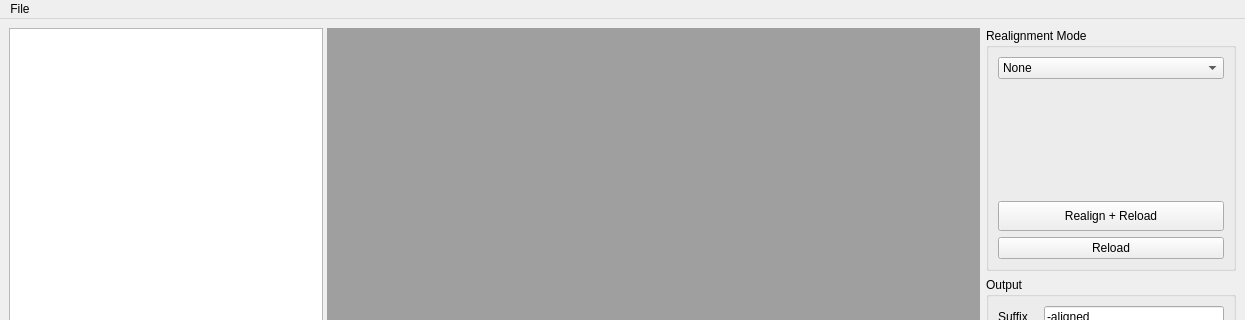
Before: the Qt Designer form Source/flim-ui/RealignmentStudio.ui in flimfit/Galene, drawn with Qt 5; both pictures show x 0 to 1245 and y 0 to 320 of the 1245 by 743 pixel window.
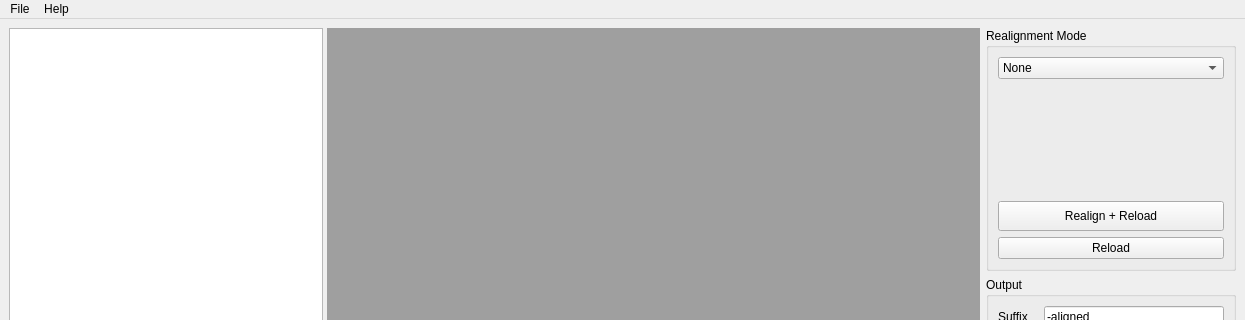
After: the same form once the commit is applied. Custom widgets are drawn as their Qt base class.

Commit message: Add help menu item

```diff
--- a/Source/flim-ui/RealignmentStudio.ui
+++ b/Source/flim-ui/RealignmentStudio.ui
@@ -590,7 +590,7 @@
      <x>0</x>
      <y>0</y>
      <width>1245</width>
-     <height>22</height>
+     <height>21</height>
     </rect>
    </property>
    <widget class="QMenu" name="menuFiles">
@@ -605,7 +605,14 @@
     <addaction name="separator"/>
     <addaction name="quit_action"/>
    </widget>
+   <widget class="QMenu" name="menuHelp">
+    <property name="title">
+     <string>Help</string>
+    </property>
+    <addaction name="help_action"/>
+   </widget>
    <addaction name="menuFiles"/>
+   <addaction name="menuHelp"/>
   </widget>
   <action name="quit_action">
    <property name="text">
```
Left out of the diff: 5 changed lines with no effect on the pictures. The commit also changes 1 other file.
